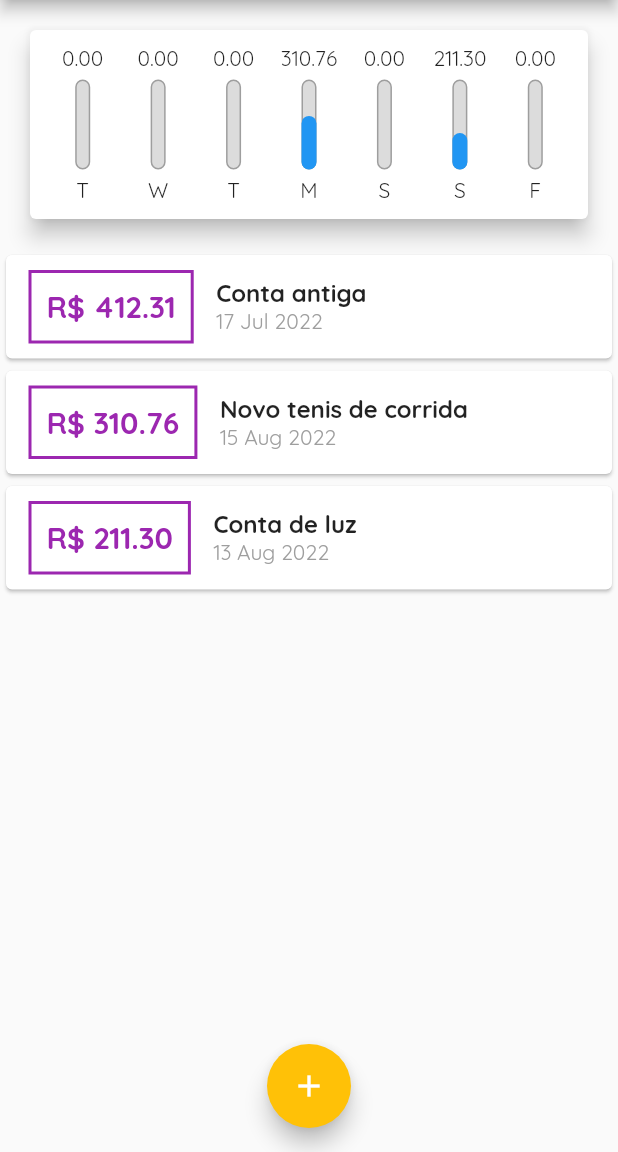
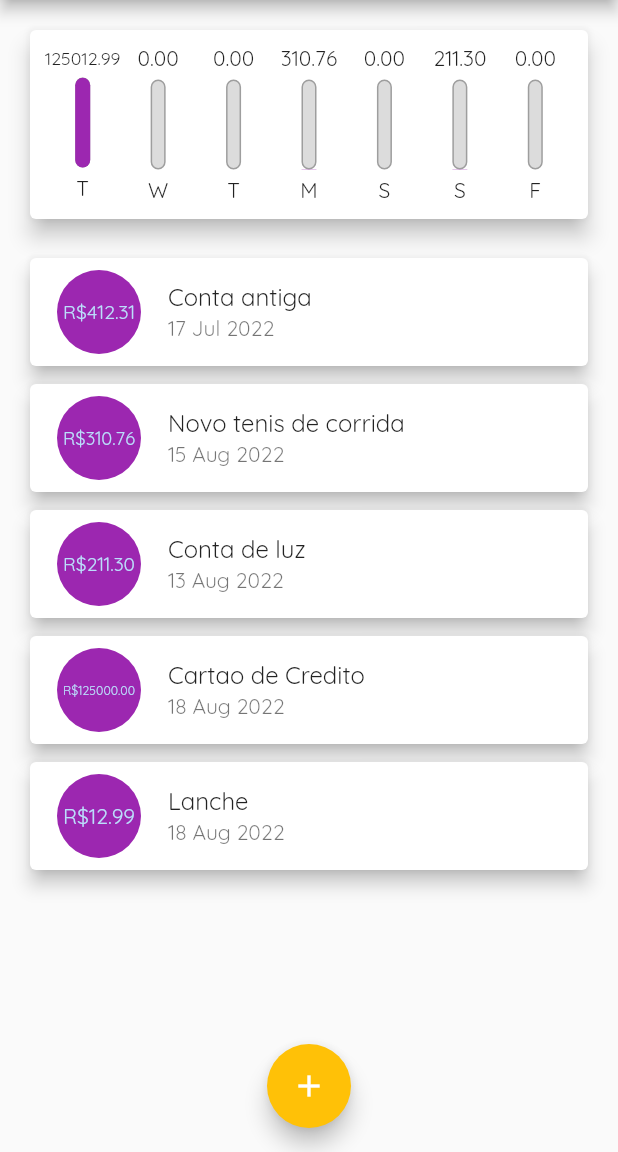
Before and after one commit to felipe-sousa/despesas_pessoais, a Flutter app: the screen it shows after launch, on a phone screen of 412 x 824 dp, the part 84-1236 px from its top. Run offline on Flutter 3.47's test engine with Material 2 defaults, Android fonts, the phone set to English and light mode, and no system bars.

Commit message:
estilizacao com listtile

```diff
--- a/lib/components/transaction_list.dart
+++ b/lib/components/transaction_list.dart
@@ -35,48 +35,26 @@ class TransactionList extends StatelessWidget {
               itemBuilder: (context, index) {
                 final tr = transactions[index];
                 return Card(
-                  child: Row(
-                    children: [
-                      Container(
-                        margin: const EdgeInsets.symmetric(
-                          horizontal: 15,
-                          vertical: 10,
-                        ),
-                        decoration: BoxDecoration(
-                          border: Border.all(
-                            color: Theme.of(context).colorScheme.primary,
-                            width: 2,
-                          ),
-                        ),
-                        padding: const EdgeInsets.all(10),
-                        child: Text(
-                          'R\$ ${tr.value.toStringAsFixed(2)}',
-                          style: TextStyle(
-                            fontWeight: FontWeight.bold,
-                            fontSize: 20,
-                            color: Theme.of(context).colorScheme.primary,
-                          ),
+                  elevation: 5,
+                  margin: EdgeInsets.symmetric(horizontal: 20, vertical: 6),
+                  child: ListTile(
+                    leading: CircleAvatar(
+                      radius: 30,
+                      backgroundColor: Theme.of(context).primaryColor,
+                      child: Padding(
+                        padding: const EdgeInsets.all(6.0),
+                        child: FittedBox(
+                          child: Text('R\$${tr.value.toStringAsFixed(2)}'),
                         ),
                       ),
-                      Column(
-                        crossAxisAlignment: CrossAxisAlignment.start,
-                        children: [
-                          Text(
-                            tr.title,
-                            style: const TextStyle(
-                              fontWeight: FontWeight.bold,
-                              fontSize: 16,
-                            ),
-                          ),
-                          Text(
-                            DateFormat('d MMM y').format(tr.date),
-                            style: const TextStyle(
-                              color: Colors.grey,
-                            ),
-                          ),
-                        ],
-                      )
-                    ],
+                    ),
+                    title: Text(
+                      tr.title,
+                      style: Theme.of(context).textTheme.titleMedium,
+                    ),
+                    subtitle: Text(
+                      DateFormat('d MMM y').format(tr.date),
+                    ),
                   ),
                 );
               },
--- a/lib/main.dart
+++ b/lib/main.dart
@@ -20,6 +20,7 @@ class ExpensesApp extends StatelessWidget {
       theme: ThemeData(
           colorScheme: ColorScheme.fromSwatch(primarySwatch: Colors.purple)
               .copyWith(secondary: Colors.amber),
+          primaryColor: Colors.purple,
           fontFamily: 'Quicksand',
           appBarTheme: AppBarTheme(
               titleTextStyle: ThemeData.light()
@@ -72,6 +73,18 @@ class _MyHomePageState extends State<MyHomePage> {
       title: 'Conta de luz',
       value: 211.30,
       date: DateTime.now().subtract(Duration(days: 5)),
+    ),
+    Transaction(
+      id: 't3',
+      title: 'Cartao de Credito',
+      value: 125000.00,
+      date: DateTime.now(),
+    ),
+    Transaction(
+      id: 't4',
+      title: 'Lanche',
+      value: 12.99,
+      date: DateTime.now(),
     ),
   ];
 
```
